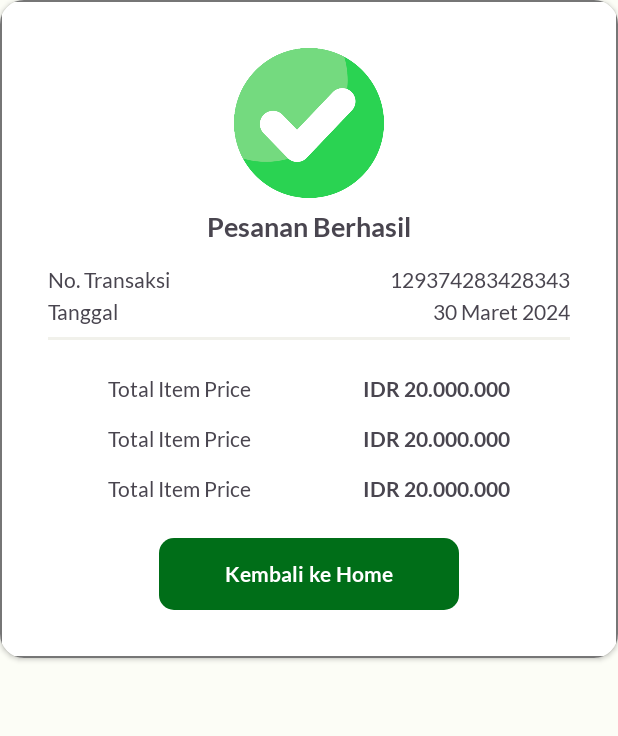
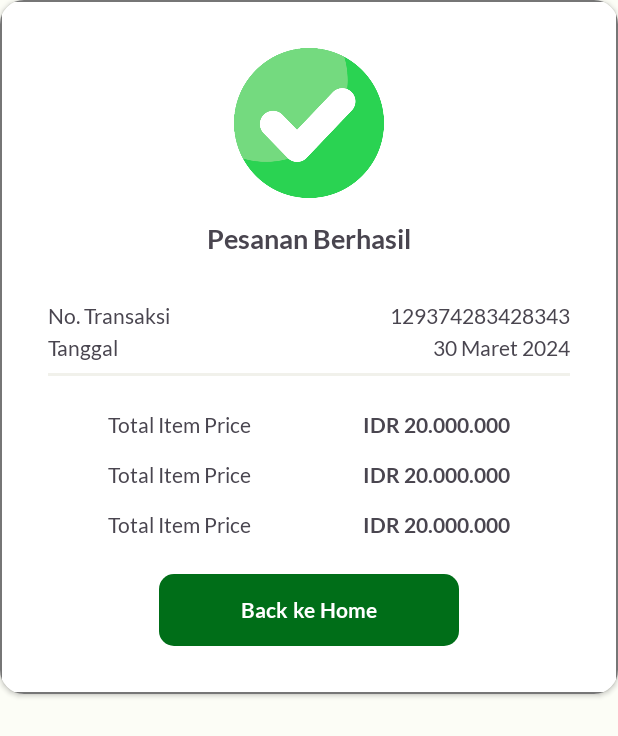
Before and after one commit to bellafebrianyn/24001084-km6-bel-bloomkitchen-ch4, an Android app: the layout layout_dialog_order.xml on its own in the app's theme, with its tools: preview values and no code run, on a phone screen of 412 x 824 dp. Shown: the top 736 px of the screen. Run offline under Robolectric (Android 15) with nearby library versions, the phone set to English and light mode, and no system bars.

Commit message:
fix layout dialog order

```diff
--- a/app/src/main/res/layout/layout_dialog_order.xml
+++ b/app/src/main/res/layout/layout_dialog_order.xml
@@ -28,7 +28,7 @@
             android:id="@+id/tv_order_success"
             android:layout_width="wrap_content"
             android:layout_height="wrap_content"
-            android:layout_marginVertical="8dp"
+            android:layout_marginVertical="16dp"
             android:textStyle="bold"
             android:text="@string/tv_order_success"
             android:textSize="18sp"
@@ -38,10 +38,11 @@
 
         <androidx.constraintlayout.widget.ConstraintLayout
             android:id="@+id/tv_order_data"
-            android:layout_width="match_parent"
+            android:layout_width="0dp"
             android:layout_height="wrap_content"
-            android:layout_marginTop="16dp"
+            android:layout_marginTop="32dp"
             app:layout_constraintStart_toStartOf="parent"
+            app:layout_constraintEnd_toEndOf="parent"
             app:layout_constraintTop_toBottomOf="@id/tv_order_success">
 
             <TextView
--- a/app/src/main/res/values/strings.xml
+++ b/app/src/main/res/values/strings.xml
@@ -31,7 +31,7 @@
     <string name="shopping_summary">Ringkasan Pembayaran</string>
     <string name="order_confirmation">Konfirmasi Pesanan</string>
     <string name="tv_order_success">Pesanan Berhasil</string>
-    <string name="back_to_home">Kembali ke Home</string>
+    <string name="back_to_home">Back ke Home</string>
     <string name="title_transaction">No. Transaksi</string>
     <string name="title_date">Tanggal</string>
 </resources>
```
